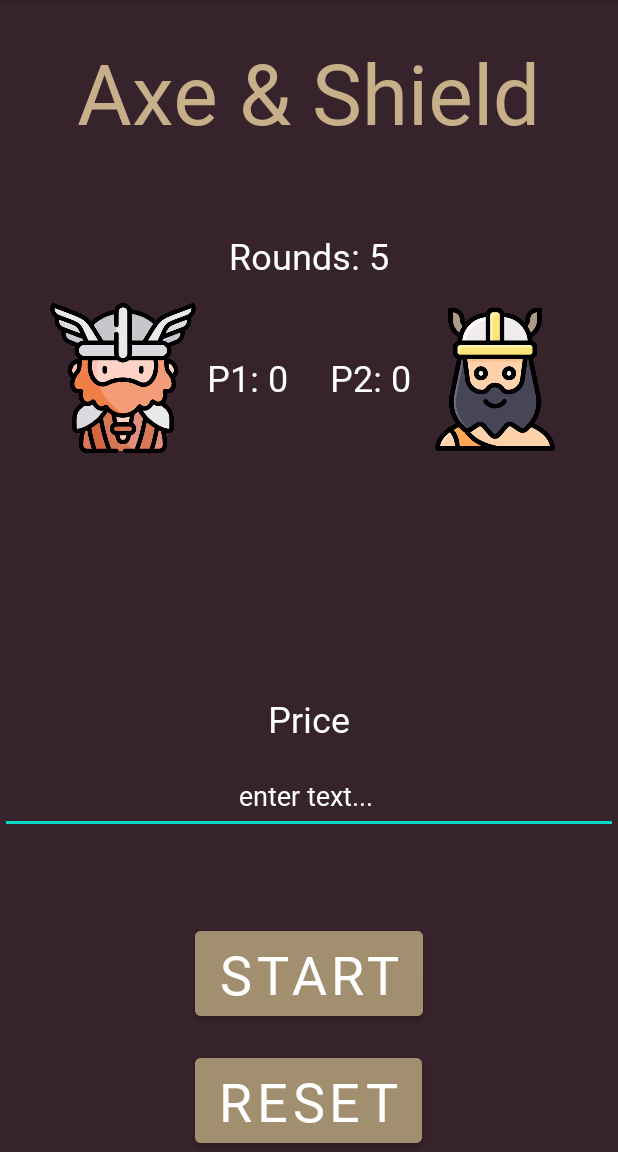
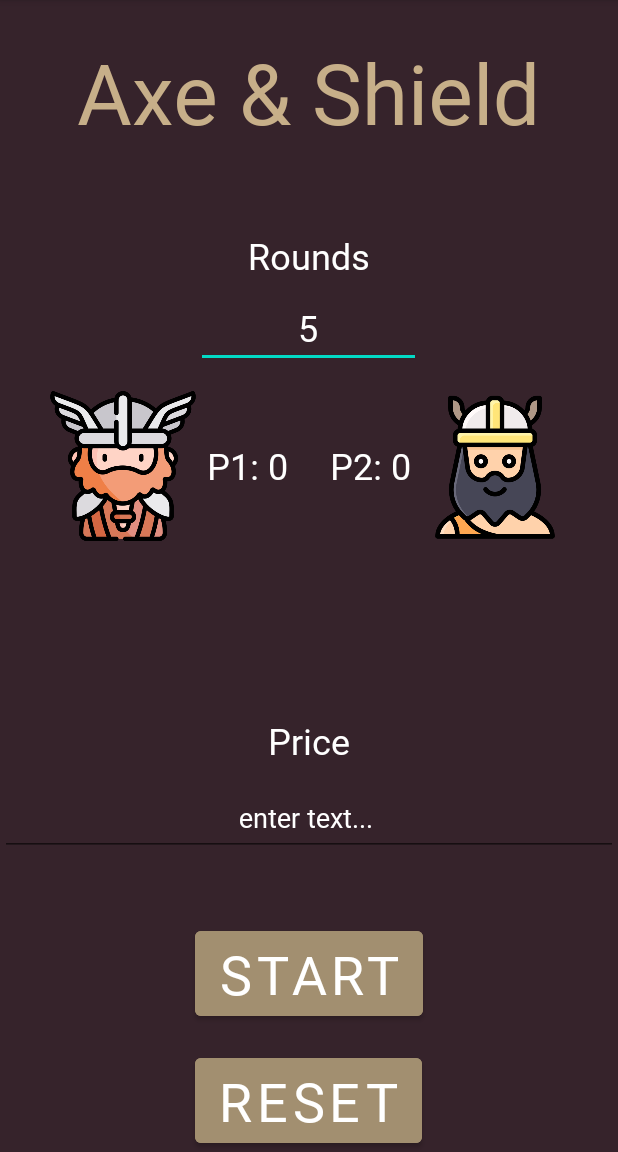
Before and after one commit to INGllOT/Hacatlon, an Android app: the screen it shows after launch (MainActivity), on a phone screen of 412 x 824 dp, the part 84-1236 px from its top. Run offline under Robolectric (Android 15) with nearby library versions, the phone set to English and light mode, and no system bars.

Commit message:
add feature

```diff
--- a/app/src/main/java/com/example/hacatlon/MainActivity.java
+++ b/app/src/main/java/com/example/hacatlon/MainActivity.java
@@ -22,21 +22,24 @@ import android.widget.Toast;
 public class MainActivity extends AppCompatActivity {
 
     Button start, reset;
-    TextView gracz1, gracz2;
+    TextView gracz1, gracz2, roundsPase;
 
     int statsGracz1 ;
     int statsGracz2 ;
-    int rounds = 1;
+    int rounds = 5;
+    String roundValidation = "";
     String winner = "";
     @Override
     protected void onCreate(Bundle savedInstanceState) {
         super.onCreate(savedInstanceState);
         setContentView(R.layout.activity_main);
 
+        roundsPase = findViewById(R.id.round);
         start = findViewById(R.id.startId);
         reset = findViewById(R.id.resetId);
 
         Questions.addQuestions();
+
 
         gracz1 = findViewById(R.id.gracz1);
         gracz2 = findViewById(R.id.gracz2);
@@ -94,6 +97,9 @@ public class MainActivity extends AppCompatActivity {
         start.setOnClickListener(new View.OnClickListener() {
             @Override
             public void onClick(View view) {
+                roundValidation = roundsPase.getText().toString();
+                roundValidation = roundValidation.replaceAll(" ", "");
+                rounds = Integer.parseInt(roundValidation);
                 Intent intent = new Intent(MainActivity.this, MainActivity2.class);
                 mStartForResult.launch(intent);
             }
--- a/app/src/main/java/com/example/hacatlon/MainActivity2.java
+++ b/app/src/main/java/com/example/hacatlon/MainActivity2.java
@@ -224,7 +224,7 @@ public class MainActivity2 extends AppCompatActivity implements View.OnClickList
                 // musi byc bo otwiera X aktywnosci na raz
                 if (gracz1PKT == gracz2PKT) {
                     finish();
-                } else if (!activityStarted ){
+                } else if (!activityStarted){
                     mStartForResult.launch(intent2);
                     activityStarted = true;
                 }
--- a/app/src/main/java/com/example/hacatlon/MainActivity3.java
+++ b/app/src/main/java/com/example/hacatlon/MainActivity3.java
@@ -26,6 +26,9 @@ public class MainActivity3 extends AppCompatActivity {
     protected void onCreate(Bundle savedInstanceState) {
         super.onCreate(savedInstanceState);
         setContentView(R.layout.activity_main3);
+
+        Players.player1.lossQuestion();
+        Players.player2.lossQuestion();
 
         check = findViewById(R.id.check);
         next = findViewById(R.id.next);
--- a/app/src/main/res/layout/activity_main.xml
+++ b/app/src/main/res/layout/activity_main.xml
@@ -26,13 +26,26 @@
         android:orientation="vertical">
 
         <TextView
-            android:id="@+id/round"
             android:layout_width="wrap_content"
             android:layout_height="wrap_content"
             android:layout_gravity="center_horizontal"
             android:layout_marginTop="55dp"
             android:fontFamily="@font/uncial_antiqua"
-            android:text="Rounds: 5"
+            android:text="Rounds"
+            android:textColor="#FFFFFF"
+            android:textSize="24sp" />
+
+        <EditText
+            android:id="@+id/round"
+            android:layout_width="wrap_content"
+            android:layout_height="wrap_content"
+            android:layout_gravity="center_horizontal"
+            android:layout_marginTop="5dp"
+            android:gravity="center"
+            android:fontFamily="@font/uncial_antiqua"
+            android:text="5"
+            android:hint="SET ROUNDS"
+            android:inputType="textPersonName"
             android:textColor="#FFFFFF"
             android:textSize="24sp" />
 
```
